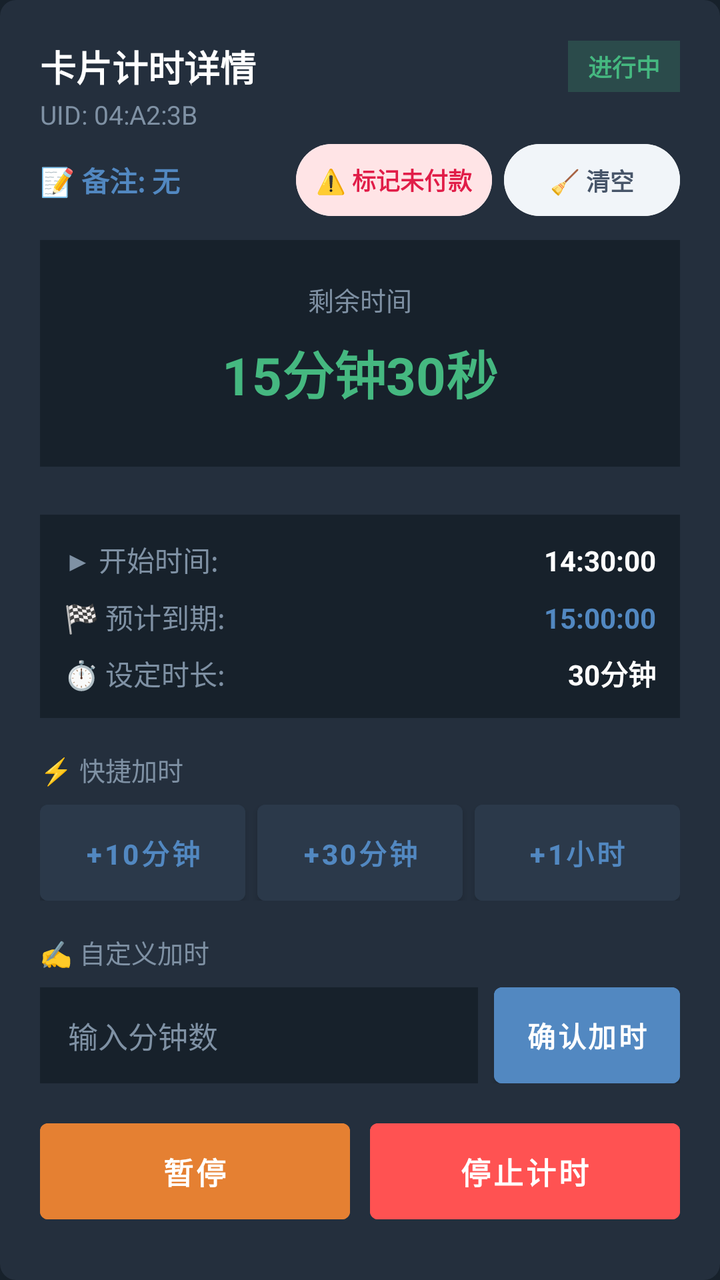
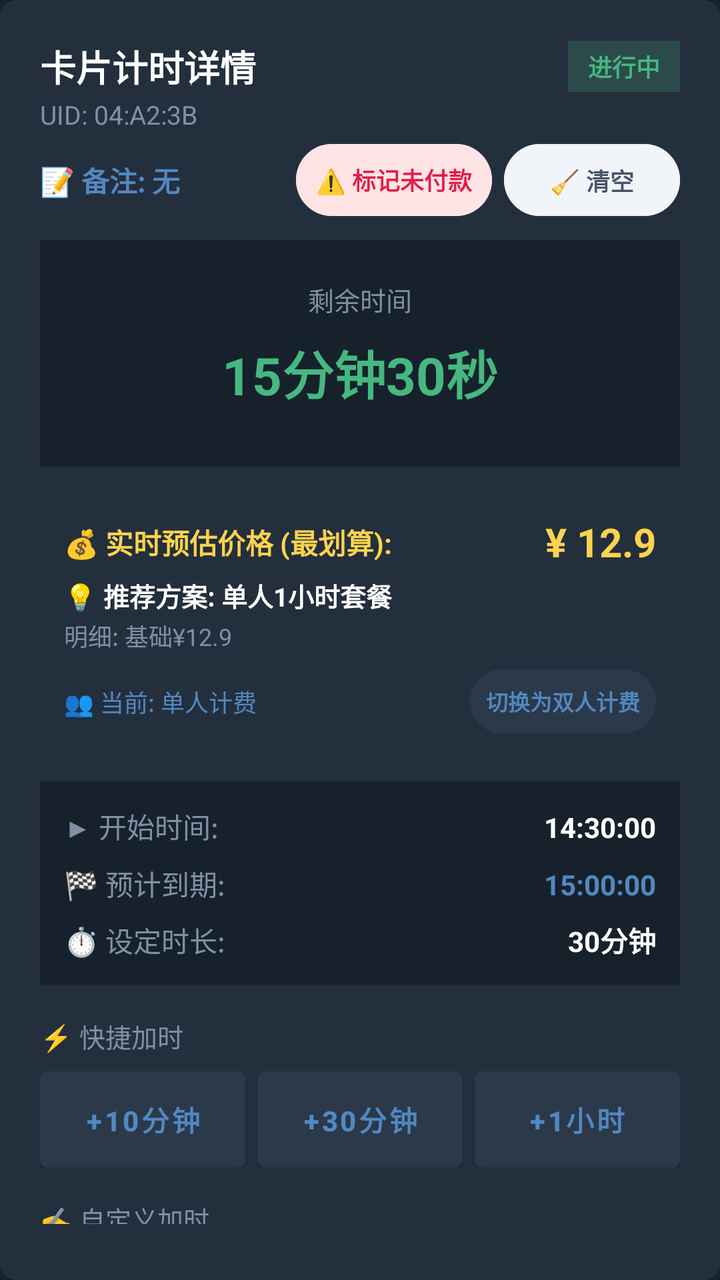

Before-and-after screenshots of an Android layout around one commit, followed by the original layout XML and the change that was made.
<!-- AndroidManifest.xml: application theme Theme.NFCTime -->
<!-- res/layout/dialog_active_card_control.xml -->
<?xml version="1.0" encoding="utf-8"?>
<LinearLayout xmlns:android="http://schemas.android.com/apk/res/android"
    xmlns:app="http://schemas.android.com/apk/res-auto"
    android:layout_width="match_parent"
    android:layout_height="wrap_content"
    android:background="@drawable/dialog_rounded_bg"
    android:orientation="vertical"
    android:padding="20dp">

    
    <LinearLayout
        android:layout_width="match_parent"
        android:layout_height="wrap_content"
        android:gravity="center_vertical"
        android:orientation="horizontal">

        <TextView
            android:id="@+id/tvActiveTitle"
            android:layout_width="0dp"
            android:layout_height="wrap_content"
            android:layout_weight="1"
            android:text="卡片计时详情"
            android:textColor="@color/tg_text_primary"
            android:textSize="18sp"
            android:textStyle="bold" />

        <TextView
            android:id="@+id/tvActiveStatusBadge"
            android:layout_width="wrap_content"
            android:layout_height="wrap_content"
            android:background="#3345B880"
            android:paddingHorizontal="10dp"
            android:paddingVertical="4dp"
            android:text="进行中"
            android:textColor="@color/tg_status_green"
            android:textSize="12sp"
            android:textStyle="bold" />
    </LinearLayout>

    <TextView
        android:id="@+id/tvActiveUid"
        android:layout_width="wrap_content"
        android:layout_height="wrap_content"
        android:layout_marginTop="2dp"
        android:layout_marginBottom="2dp"
        android:text="UID: 04:A2:3B"
        android:textColor="@color/tg_text_secondary"
        android:textSize="13sp" />

    <LinearLayout
        android:layout_width="match_parent"
        android:layout_height="wrap_content"
        android:layout_marginTop="4dp"
        android:layout_marginBottom="12dp"
        android:gravity="center_vertical"
        android:orientation="horizontal">

        <TextView
            android:id="@+id/tvActiveRemark"
            android:layout_width="0dp"
            android:layout_height="wrap_content"
            android:layout_weight="1"
            android:text="📝 备注: 无"
            android:textColor="@color/tg_blue"
            android:textSize="14sp"
            android:textStyle="bold" />

        <Button
            android:id="@+id/btnActiveQuickUnpaid"
            style="@style/Widget.Material3.Button.TonalButton"
            android:layout_width="wrap_content"
            android:layout_height="36dp"
            android:backgroundTint="#FFE4E6"
            android:textColor="#E11D48"
            android:text="⚠️ 标记未付款"
            android:textSize="12sp"
            android:textStyle="bold"
            android:insetTop="0dp"
            android:insetBottom="0dp"
            android:paddingHorizontal="10dp"
            android:paddingVertical="0dp" />

        <Button
            android:id="@+id/btnActiveQuickClear"
            style="@style/Widget.Material3.Button.TonalButton"
            android:layout_width="wrap_content"
            android:layout_height="36dp"
            android:layout_marginStart="6dp"
            android:backgroundTint="#F1F5F9"
            android:textColor="#475569"
            android:text="🧹 清空"
            android:textSize="12sp"
            android:insetTop="0dp"
            android:insetBottom="0dp"
            android:paddingHorizontal="10dp"
            android:paddingVertical="0dp" />
    </LinearLayout>

    
    <LinearLayout
        android:layout_width="match_parent"
        android:layout_height="wrap_content"
        android:background="@color/tg_background"
        android:gravity="center"
        android:orientation="vertical"
        android:padding="20dp"
        android:layout_marginBottom="12dp">

        <TextView
            android:id="@+id/tvActiveTimeLabel"
            android:layout_width="wrap_content"
            android:layout_height="wrap_content"
            android:text="剩余时间"
            android:textColor="@color/tg_text_secondary"
            android:textSize="13sp" />

        <TextView
            android:id="@+id/tvActiveRemainingBig"
            android:layout_width="wrap_content"
            android:layout_height="wrap_content"
            android:layout_marginVertical="8dp"
            android:text="15分钟30秒"
            android:textColor="@color/tg_status_green"
            android:textSize="26sp"
            android:textStyle="bold" />

        
        <TextView
            android:id="@+id/tvActiveOverdueAlert"
            android:layout_width="wrap_content"
            android:layout_height="wrap_content"
            android:text="🚨 已超时 5分钟12秒"
            android:textColor="@color/tg_status_red"
            android:textSize="16sp"
            android:textStyle="bold"
            android:visibility="gone" />
    </LinearLayout>

    
    <LinearLayout
        android:layout_width="match_parent"
        android:layout_height="wrap_content"
        android:layout_marginTop="12dp"
        android:background="@color/tg_background"
        android:orientation="vertical"
        android:padding="12dp">

        
        <LinearLayout
            android:layout_width="match_parent"
            android:layout_height="wrap_content"
            android:orientation="horizontal">

            <TextView
                android:layout_width="0dp"
                android:layout_height="wrap_content"
                android:layout_weight="1"
                android:text="▶ 开始时间:"
                android:textColor="@color/tg_text_secondary"
                android:textSize="14sp" />

            <TextView
                android:id="@+id/tvActiveStartTime"
                android:layout_width="wrap_content"
                android:layout_height="wrap_content"
                android:text="14:30:00"
                android:textColor="@color/tg_text_primary"
                android:textSize="14sp"
                android:textStyle="bold" />
        </LinearLayout>

        
        <LinearLayout
            android:layout_width="match_parent"
            android:layout_height="wrap_content"
            android:layout_marginTop="8dp"
            android:orientation="horizontal">

            <TextView
                android:layout_width="0dp"
                android:layout_height="wrap_content"
                android:layout_weight="1"
                android:text="🏁 预计到期:"
                android:textColor="@color/tg_text_secondary"
                android:textSize="14sp" />

            <TextView
                android:id="@+id/tvActiveEndTime"
                android:layout_width="wrap_content"
                android:layout_height="wrap_content"
                android:text="15:00:00"
                android:textColor="@color/tg_blue"
                android:textSize="14sp"
                android:textStyle="bold" />
        </LinearLayout>

        
        <LinearLayout
            android:layout_width="match_parent"
            android:layout_height="wrap_content"
            android:layout_marginTop="8dp"
            android:orientation="horizontal">

            <TextView
                android:layout_width="0dp"
                android:layout_height="wrap_content"
                android:layout_weight="1"
                android:text="⏱️ 设定时长:"
                android:textColor="@color/tg_text_secondary"
                android:textSize="14sp" />

            <TextView
                android:id="@+id/tvActiveTargetDuration"
                android:layout_width="wrap_content"
                android:layout_height="wrap_content"
                android:text="30分钟"
                android:textColor="@color/tg_text_primary"
                android:textSize="14sp"
                android:textStyle="bold" />
        </LinearLayout>
    </LinearLayout>

    
    <TextView
        android:layout_width="wrap_content"
        android:layout_height="wrap_content"
        android:layout_marginTop="16dp"
        android:layout_marginBottom="8dp"
        android:text="⚡ 快捷加时"
        android:textColor="@color/tg_text_secondary"
        android:textSize="13sp" />

    <LinearLayout
        android:layout_width="match_parent"
        android:layout_height="wrap_content"
        android:orientation="horizontal">

        <Button
            android:id="@+id/btnAdd10Min"
            android:layout_width="0dp"
            android:layout_height="48dp"
            android:layout_weight="1"
            android:backgroundTint="#2B394A"
            android:textColor="@color/tg_blue"
            android:text="+10分钟"
            android:textSize="14sp"
            android:textStyle="bold"
            android:insetTop="0dp"
            android:insetBottom="0dp"
            android:padding="0dp" />

        <Button
            android:id="@+id/btnAdd30Min"
            android:layout_width="0dp"
            android:layout_height="48dp"
            android:layout_weight="1"
            android:layout_marginStart="6dp"
            android:backgroundTint="#2B394A"
            android:textColor="@color/tg_blue"
            android:text="+30分钟"
            android:textSize="14sp"
            android:textStyle="bold"
            android:insetTop="0dp"
            android:insetBottom="0dp"
            android:padding="0dp" />

        <Button
            android:id="@+id/btnAdd1Hour"
            android:layout_width="0dp"
            android:layout_height="48dp"
            android:layout_weight="1"
            android:layout_marginStart="6dp"
            android:backgroundTint="#2B394A"
            android:textColor="@color/tg_blue"
            android:text="+1小时"
            android:textSize="14sp"
            android:textStyle="bold"
            android:insetTop="0dp"
            android:insetBottom="0dp"
            android:padding="0dp" />
    </LinearLayout>

    
    <TextView
        android:layout_width="wrap_content"
        android:layout_height="wrap_content"
        android:layout_marginTop="16dp"
        android:layout_marginBottom="8dp"
        android:text="✍️ 自定义加时"
        android:textColor="@color/tg_text_secondary"
        android:textSize="13sp" />

    <LinearLayout
        android:layout_width="match_parent"
        android:layout_height="48dp"
        android:orientation="horizontal">

        <EditText
            android:id="@+id/etCustomAddMinutes"
            android:layout_width="0dp"
            android:layout_height="match_parent"
            android:layout_weight="1"
            android:background="@color/tg_background"
            android:hint="输入分钟数"
            android:inputType="number"
            android:paddingHorizontal="14dp"
            android:textColor="@color/tg_text_primary"
            android:textColorHint="@color/tg_text_secondary"
            android:textSize="15sp" />

        <Button
            android:id="@+id/btnCustomAddConfirm"
            android:layout_width="wrap_content"
            android:layout_height="match_parent"
            android:layout_marginStart="8dp"
            android:backgroundTint="@color/tg_blue"
            android:textColor="#FFFFFF"
            android:text="确认加时"
            android:textSize="14sp"
            android:textStyle="bold"
            android:insetTop="0dp"
            android:insetBottom="0dp" />
    </LinearLayout>

    
    <LinearLayout
        android:layout_width="match_parent"
        android:layout_height="wrap_content"
        android:layout_marginTop="20dp"
        android:orientation="horizontal">

        <Button
            android:id="@+id/btnActivePause"
            android:layout_width="0dp"
            android:layout_height="48dp"
            android:layout_weight="1"
            android:backgroundTint="@color/tg_status_orange"
            android:text="暂停"
            android:textSize="15sp"
            android:textStyle="bold"
            android:insetTop="0dp"
            android:insetBottom="0dp" />

        <Button
            android:id="@+id/btnActiveStop"
            android:layout_width="0dp"
            android:layout_height="48dp"
            android:layout_weight="1"
            android:layout_marginStart="10dp"
            android:backgroundTint="@color/tg_status_red"
            android:text="停止计时"
            android:textSize="15sp"
            android:textStyle="bold"
            android:insetTop="0dp"
            android:insetBottom="0dp" />
    </LinearLayout>

</LinearLayout>
<!-- resources referenced by this layout -->
<resources>
  <color name="tg_background">#17212B</color>
  <color name="tg_blue">#5288C1</color>
  <color name="tg_status_green">#45B880</color>
  <color name="tg_status_orange">#E58032</color>
  <color name="tg_status_red">#FF5252</color>
  <color name="tg_text_primary">#FFFFFF</color>
  <color name="tg_text_secondary">#7F91A4</color>
  <!-- drawable dialog_rounded_bg (drawable) -->
  <?xml version="1.0" encoding="utf-8"?>
  <shape xmlns:android="http://schemas.android.com/apk/res/android"
      android:shape="rectangle">
      <solid android:color="@color/tg_surface" />
      <corners android:radius="8dp" />
  </shape>
  <style name="Theme.NFCTime" parent="Theme.MaterialComponents.DayNight.NoActionBar">
          <item name="colorPrimary">@color/tg_blue</item>
          <item name="colorPrimaryVariant">@color/tg_blue_dark</item>
          <item name="colorOnPrimary">@color/tg_text_primary</item>
          <item name="colorSecondary">@color/tg_blue</item>
          <item name="android:windowBackground">@color/tg_background</item>
          <item name="android:statusBarColor">@color/tg_background</item>
          <item name="android:navigationBarColor">@color/tg_background</item>
          
          
          <item name="colorSurface">@color/tg_surface</item>
          <item name="colorOnSurface">@color/tg_text_primary</item>
          <item name="colorSecondaryContainer">#2B394A</item>
          <item name="colorOnSecondaryContainer">@color/tg_blue</item>
  
          
          <item name="materialButtonStyle">@style/Widget.App.Button</item>
          <item name="borderlessButtonStyle">@style/Widget.App.Button.TextButton</item>
      </style>
  <color name="tg_surface">#242F3D</color>
  <color name="tg_blue_dark">#2AABEE</color>
  <style name="Widget.App.Button" parent="Widget.MaterialComponents.Button">
          <item name="android:textSize">15sp</item>
          <item name="android:textStyle">bold</item>
          <item name="android:textAllCaps">false</item>
          <item name="android:paddingVertical">10dp</item>
          <item name="backgroundTint">@color/tg_blue</item>
      </style>
  <style name="Widget.App.Button.TextButton" parent="Widget.MaterialComponents.Button.TextButton">
          <item name="android:textSize">15sp</item>
          <item name="android:textStyle">bold</item>
          <item name="android:textAllCaps">false</item>
          <item name="android:paddingHorizontal">12dp</item>
          <item name="android:paddingVertical">8dp</item>
          <item name="android:textColor">@color/tg_blue</item>
      </style>
</resources>

<!-- the commit's change to res/layout/dialog_active_card_control.xml (unified diff, before → after) -->
@@ -138,9 +138,92 @@
 
     
     <LinearLayout
-        android:layout_width="match_parent"
-        android:layout_height="wrap_content"
-        android:layout_marginTop="12dp"
+        android:id="@+id/llPriceCardArea"
+        android:layout_width="match_parent"
+        android:layout_height="wrap_content"
+        android:layout_marginBottom="12dp"
+        android:background="#242F3D"
+        android:orientation="vertical"
+        android:padding="12dp">
+
+        <LinearLayout
+            android:layout_width="match_parent"
+            android:layout_height="wrap_content"
+            android:gravity="center_vertical"
+            android:orientation="horizontal">
+
+            <TextView
+                android:layout_width="0dp"
+                android:layout_height="wrap_content"
+                android:layout_weight="1"
+                android:text="💰 实时预估价格 (最划算):"
+                android:textColor="#FCD34D"
+                android:textSize="14sp"
+                android:textStyle="bold" />
+
+            <TextView
+                android:id="@+id/tvEstimatedPriceBig"
+                android:layout_width="wrap_content"
+                android:layout_height="wrap_content"
+                android:text="¥ 12.9"
+                android:textColor="#FCD34D"
+                android:textSize="20sp"
+                android:textStyle="bold" />
+        </LinearLayout>
+
+        <TextView
+            android:id="@+id/tvBestPlanName"
+            android:layout_width="wrap_content"
+            android:layout_height="wrap_content"
+            android:layout_marginTop="4dp"
+            android:text="💡 推荐方案: 单人1小时套餐"
+            android:textColor="@color/tg_text_primary"
+            android:textSize="13sp"
+            android:textStyle="bold" />
+
+        <TextView
+            android:id="@+id/tvPriceBreakdown"
+            android:layout_width="wrap_content"
+            android:layout_height="wrap_content"
+            android:layout_marginTop="2dp"
+            android:text="明细: 基础¥12.9"
+            android:textColor="@color/tg_text_secondary"
+            android:textSize="12sp" />
+
+        <LinearLayout
+            android:layout_width="match_parent"
+            android:layout_height="wrap_content"
+            android:layout_marginTop="8dp"
+            android:gravity="center_vertical"
+            android:orientation="horizontal">
+
+            <TextView
+                android:id="@+id/tvDoubleModeBadge"
+                android:layout_width="0dp"
+                android:layout_height="wrap_content"
+                android:layout_weight="1"
+                android:text="👥 当前: 单人计费"
+                android:textColor="@color/tg_blue"
+                android:textSize="12sp" />
+
+            <Button
+                android:id="@+id/btnToggleDoubleMode"
+                style="@style/Widget.Material3.Button.TonalButton"
+                android:layout_width="wrap_content"
+                android:layout_height="32dp"
+                android:text="切换为双人计费"
+                android:textSize="11sp"
+                android:insetTop="0dp"
+                android:insetBottom="0dp"
+                android:paddingHorizontal="8dp"
+                android:paddingVertical="0dp" />
+        </LinearLayout>
+    </LinearLayout>
+
+    
+    <LinearLayout
+        android:layout_width="match_parent"
+        android:layout_height="wrap_content"
         android:background="@color/tg_background"
         android:orientation="vertical"
         android:padding="12dp">
@@ -171,6 +254,7 @@
 
         
         <LinearLayout
+            android:id="@+id/llActiveEndTimeRow"
             android:layout_width="match_parent"
             android:layout_height="wrap_content"
             android:layout_marginTop="8dp"
@@ -196,6 +280,7 @@
 
         
         <LinearLayout
+            android:id="@+id/llActiveTargetDurationRow"
             android:layout_width="match_parent"
             android:layout_height="wrap_content"
             android:layout_marginTop="8dp"
@@ -221,33 +306,39 @@
     </LinearLayout>
 
     
-    <TextView
-        android:layout_width="wrap_content"
-        android:layout_height="wrap_content"
-        android:layout_marginTop="16dp"
-        android:layout_marginBottom="8dp"
-        android:text="⚡ 快捷加时"
-        android:textColor="@color/tg_text_secondary"
-        android:textSize="13sp" />
-
-    <LinearLayout
-        android:layout_width="match_parent"
-        android:layout_height="wrap_content"
-        android:orientation="horizontal">
-
-        <Button
-            android:id="@+id/btnAdd10Min"
-            android:layout_width="0dp"
-            android:layout_height="48dp"
-            android:layout_weight="1"
-            android:backgroundTint="#2B394A"
-            android:textColor="@color/tg_blue"
-            android:text="+10分钟"
-            android:textSize="14sp"
-            android:textStyle="bold"
-            android:insetTop="0dp"
-            android:insetBottom="0dp"
-            android:padding="0dp" />
+    <LinearLayout
+        android:id="@+id/llCountdownAddSection"
+        android:layout_width="match_parent"
+        android:layout_height="wrap_content"
+        android:orientation="vertical">
+
+        <TextView
+            android:layout_width="wrap_content"
+            android:layout_height="wrap_content"
+            android:layout_marginTop="16dp"
+            android:layout_marginBottom="8dp"
+            android:text="⚡ 快捷加时"
+            android:textColor="@color/tg_text_secondary"
+            android:textSize="13sp" />
+
+        <LinearLayout
+            android:layout_width="match_parent"
+            android:layout_height="wrap_content"
+            android:orientation="horizontal">
+
+            <Button
+                android:id="@+id/btnAdd10Min"
+                android:layout_width="0dp"
+                android:layout_height="48dp"
+                android:layout_weight="1"
+                android:backgroundTint="#2B394A"
+                android:textColor="@color/tg_blue"
+                android:text="+10分钟"
+                android:textSize="14sp"
+                android:textStyle="bold"
+                android:insetTop="0dp"
+                android:insetBottom="0dp"
+                android:padding="0dp" />
 
         <Button
             android:id="@+id/btnAdd30Min"
@@ -321,6 +412,7 @@
             android:insetTop="0dp"
             android:insetBottom="0dp" />
     </LinearLayout>
+    </LinearLayout>
 
     
     <LinearLayout
